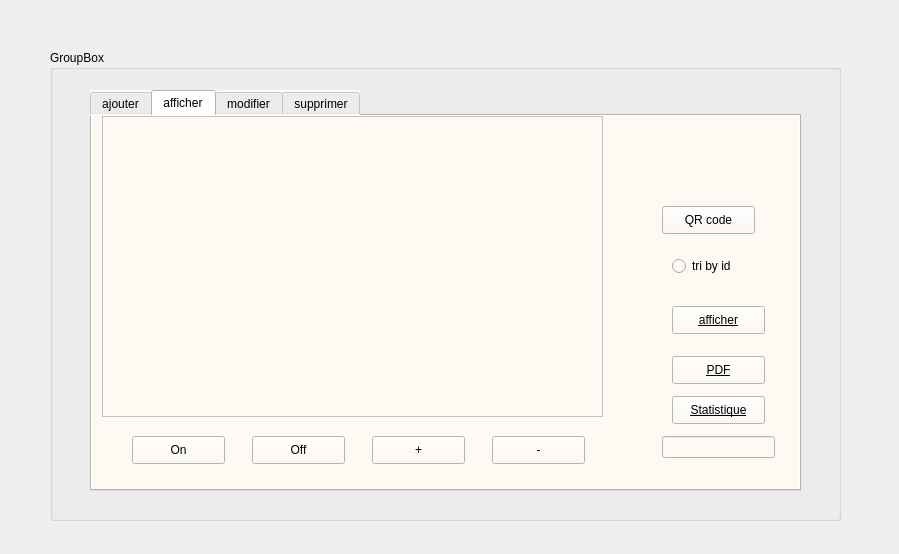
First picture: the form in dialog.ui, repository oussemaissaoui/ProjectCpp, before the edit.
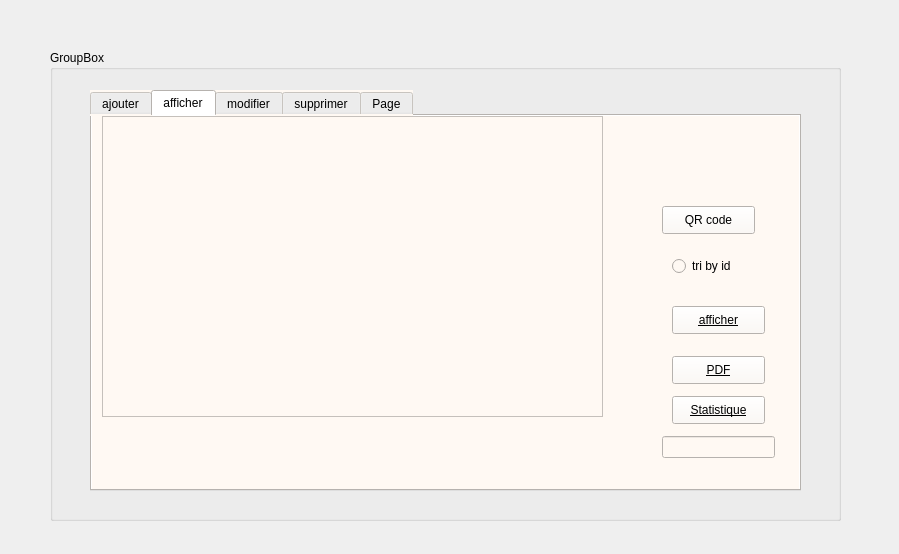
Second picture: the form after the edit. The open tabs and pages were chosen to show the change.

```diff
--- a/dialog.ui
+++ b/dialog.ui
@@ -1260,58 +1260,6 @@
        <string>QR code</string>
       </property>
      </widget>
-     <widget class="QPushButton" name="pushButton">
-      <property name="geometry">
-       <rect>
-        <x>40</x>
-        <y>320</y>
-        <width>93</width>
-        <height>28</height>
-       </rect>
-      </property>
-      <property name="text">
-       <string>On</string>
-      </property>
-     </widget>
-     <widget class="QPushButton" name="pushButton_21">
-      <property name="geometry">
-       <rect>
-        <x>160</x>
-        <y>320</y>
-        <width>93</width>
-        <height>28</height>
-       </rect>
-      </property>
-      <property name="text">
-       <string>Off</string>
-      </property>
-     </widget>
-     <widget class="QPushButton" name="pushButton_3">
-      <property name="geometry">
-       <rect>
-        <x>280</x>
-        <y>320</y>
-        <width>93</width>
-        <height>28</height>
-       </rect>
-      </property>
-      <property name="text">
-       <string>+</string>
-      </property>
-     </widget>
-     <widget class="QPushButton" name="pushButton_4">
-      <property name="geometry">
-       <rect>
-        <x>400</x>
-        <y>320</y>
-        <width>93</width>
-        <height>28</height>
-       </rect>
-      </property>
-      <property name="text">
-       <string>-</string>
-      </property>
-     </widget>
     </widget>
     <widget class="QWidget" name="tab_3">
      <attribute name="title">
@@ -2956,6 +2904,47 @@
       </property>
      </widget>
     </widget>
+    <widget class="QWidget" name="tab_5">
+     <attribute name="title">
+      <string>Page</string>
+     </attribute>
+     <widget class="QLabel" name="label_7">
+      <property name="geometry">
+       <rect>
+        <x>70</x>
+        <y>90</y>
+        <width>81</width>
+        <height>16</height>
+       </rect>
+      </property>
+      <property name="text">
+       <string>Id Fcature : </string>
+      </property>
+     </widget>
+     <widget class="QLineEdit" name="lineEdit_id_arduino">
+      <property name="geometry">
+       <rect>
+        <x>170</x>
+        <y>90</y>
+        <width>113</width>
+        <height>22</height>
+       </rect>
+      </property>
+     </widget>
+     <widget class="QPushButton" name="verify">
+      <property name="geometry">
+       <rect>
+        <x>330</x>
+        <y>80</y>
+        <width>111</width>
+        <height>28</height>
+       </rect>
+      </property>
+      <property name="text">
+       <string>Afiicher montant</string>
+      </property>
+     </widget>
+    </widget>
    </widget>
   </widget>
  </widget>
```
Left out of the diff: 40 changed lines with no effect on the pictures.
